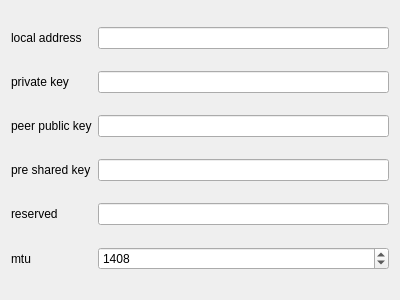
This is ui/edit/edit_wireguard.ui in master88wi/NekoXray as Qt 5 draws it before an edit. The edited form follows.
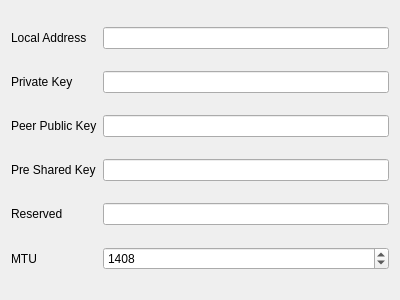
This is the edited form.

Commit message:
style: format WireGuard and VLESS' UI
style: format code

Diff of the .ui file:
```diff
--- a/ui/edit/edit_wireguard.ui
+++ b/ui/edit/edit_wireguard.ui
@@ -26,7 +26,7 @@
       <locale language="English" country="UnitedStates"/>
      </property>
      <property name="text">
-      <string>peer public key</string>
+      <string>Peer Public Key</string>
      </property>
     </widget>
    </item>
@@ -39,7 +39,7 @@
       <locale language="English" country="UnitedStates"/>
      </property>
      <property name="text">
-      <string>mtu</string>
+      <string>MTU</string>
      </property>
     </widget>
    </item>
@@ -49,7 +49,7 @@
       <locale language="English" country="UnitedStates"/>
      </property>
      <property name="text">
-      <string>reserved</string>
+      <string>Reserved</string>
      </property>
     </widget>
    </item>
@@ -62,7 +62,7 @@
       <locale language="English" country="UnitedStates"/>
      </property>
      <property name="text">
-      <string>pre shared key</string>
+      <string>Pre Shared Key</string>
      </property>
     </widget>
    </item>
@@ -75,7 +75,7 @@
       <locale language="English" country="UnitedStates"/>
      </property>
      <property name="text">
-      <string>private key</string>
+      <string>Private Key</string>
      </property>
     </widget>
    </item>
@@ -85,7 +85,7 @@
       <locale language="English" country="UnitedStates"/>
      </property>
      <property name="text">
-      <string>local address</string>
+      <string>Local Address</string>
      </property>
     </widget>
    </item>
```
Left out of the diff: 12 changed lines with no effect on the pictures. The commit also changes 4 other files.
